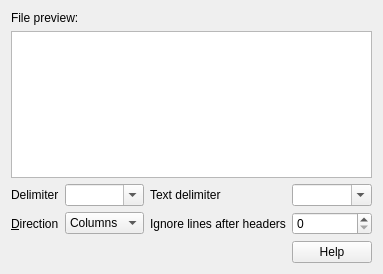
Above: dialogs/import_csv.ui from veusz/veusz before the change. Below: the same form after it.
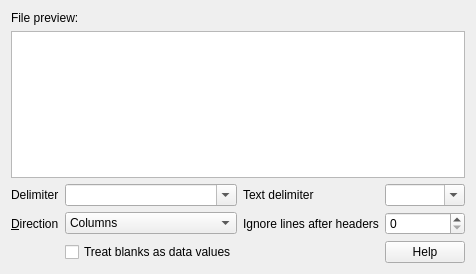
That is the form after the change. Custom widgets are drawn as their Qt base class.

Commit message: Add option to treat blanks as data items in csv files

Diff of the .ui file:
```diff
--- a/dialogs/import_csv.ui
+++ b/dialogs/import_csv.ui
@@ -115,6 +115,13 @@
        </property>
       </widget>
      </item>
+     <item row="3" column="1">
+      <widget class="HistoryCheck" name="csvblanksdatacheck">
+       <property name="text">
+        <string>Treat blanks as data values</string>
+       </property>
+      </widget>
+     </item>
     </layout>
    </item>
   </layout>
@@ -130,6 +137,11 @@
    <extends>QSpinBox</extends>
    <header>historyspinbox.h</header>
   </customwidget>
+  <customwidget>
+   <class>HistoryCheck</class>
+   <extends>QCheckBox</extends>
+   <header>historycheck.h</header>
+  </customwidget>
  </customwidgets>
  <resources/>
  <connections/>
```
The commit also changes 5 other files.
